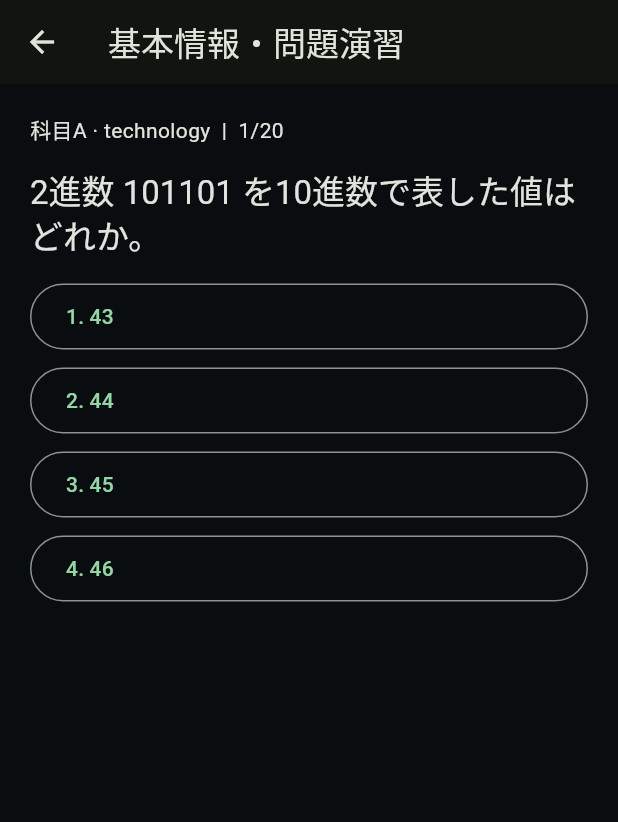
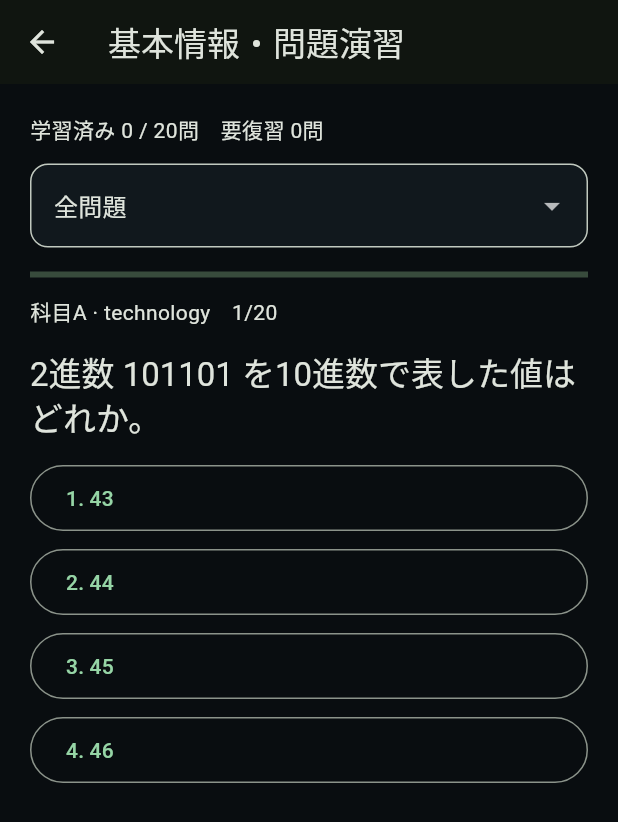
Before and after one commit to mackywild/Level-Me, a Flutter app: the screen it shows after launch, item 2 of the bottom bar chosen, after a tap on "基本情報・問題演習（20問プレビュー）", on a phone screen of 412 x 824 dp. Shown: the top 822 px of the screen. Run offline on Flutter 3.47's test engine with Material 3 defaults, Android fonts, the phone set to English and light mode, and no system bars.

Commit message:
feat: add FE answer history and focused review mode

```diff
--- a/lib/screens/fe_question_screen.dart
+++ b/lib/screens/fe_question_screen.dart
@@ -2,48 +2,105 @@ import 'dart:convert';
 import 'package:flutter/material.dart';
 import 'package:flutter/services.dart';
 import '../models/fe_question.dart';
+import '../services/fe_progress_store.dart';
+
+enum FePracticeMode { all, incorrect, sectionA, sectionB }
 
 class FeQuestionScreen extends StatefulWidget {
  const FeQuestionScreen({super.key});
  @override State<FeQuestionScreen> createState()=>_FeQuestionScreenState();
 }
 class _FeQuestionScreenState extends State<FeQuestionScreen>{
- late final Future<List<FeQuestion>> _questions=_load();
+ final _store=FeProgressStore();
+ late Future<void> _loading;
+ List<FeQuestion> all=[];
+ Map<String,List<bool>> history={};
+ List<FeQuestion> questions=[];
+ FePracticeMode mode=FePracticeMode.all;
  int index=0,correct=0;
  int? selected;
- Future<List<FeQuestion>> _load() async{
+ bool saving=false;
+ @override void initState(){super.initState();_loading=_load();}
+ Future<void> _load() async {
   final raw=await rootBundle.loadString('assets/questions/fe_seed.json');
-  return (jsonDecode(raw) as List).map((e)=>FeQuestion.fromJson(e as Map<String,dynamic>)).toList();
+  all=(jsonDecode(raw) as List).map((e)=>FeQuestion.fromJson(e as Map<String,dynamic>)).toList();
+  history=await _store.load();
+  _filter();
+ }
+ void _filter(){
+  questions=switch(mode){
+   FePracticeMode.all=>List.of(all),
+   FePracticeMode.incorrect=>all.where((q)=>history[q.id]?.lastOrNull==false).toList(),
+   FePracticeMode.sectionA=>all.where((q)=>q.section=='A').toList(),
+   FePracticeMode.sectionB=>all.where((q)=>q.section=='B').toList(),
+  };
+  index=0;correct=0;selected=null;
+ }
+ Future<void> _answer(int choice,FeQuestion question) async {
+  if(selected!=null||saving)return;
+  setState(()=>saving=true);
+  final result=choice==question.answerIndex;
+  try{
+   await _store.record(question.id,result);
+   history.putIfAbsent(question.id,()=>[]).add(result);
+   if(!mounted)return;
+   setState((){selected=choice;if(result)correct++;saving=false;});
+  }catch(error){
+   if(!mounted)return;
+   setState(()=>saving=false);
+   ScaffoldMessenger.of(context).showSnackBar(SnackBar(content:Text('解答履歴を保存できません: $error')));
+  }
  }
  @override Widget build(BuildContext context)=>Scaffold(
   appBar:AppBar(title:const Text('基本情報・問題演習')),
-  body:FutureBuilder<List<FeQuestion>>(future:_questions,builder:(context,snapshot){
+  body:FutureBuilder<void>(future:_loading,builder:(context,snapshot){
    if(snapshot.hasError){return Center(child:Text('問題読込失敗: ${snapshot.error}'));}
-   if(!snapshot.hasData){return const Center(child:CircularProgressIndicator());}
-   final questions=snapshot.data!;
-   if(index>=questions.length){return Center(child:Column(mainAxisSize:MainAxisSize.min,children:[
-    Text('演習完了  $correct / ${questions.length}',style:Theme.of(context).textTheme.headlineSmall),
+   if(snapshot.connectionState!=ConnectionState.done){return const Center(child:CircularProgressIndicator());}
+   final answered=history.values.where((h)=>h.isNotEmpty).length;
+   final mistakes=all.where((q)=>history[q.id]?.lastOrNull==false).length;
+   return ListView(padding:const EdgeInsets.all(20),children:[
+    Text('学習済み $answered / ${all.length}問　要復習 $mistakes問'),
+    const SizedBox(height:12),
+    DropdownButtonFormField<FePracticeMode>(
+     initialValue:mode,
+     items:const [
+      DropdownMenuItem(value:FePracticeMode.all,child:Text('全問題')),
+      DropdownMenuItem(value:FePracticeMode.incorrect,child:Text('間違えた問題')),
+      DropdownMenuItem(value:FePracticeMode.sectionA,child:Text('科目A')),
+      DropdownMenuItem(value:FePracticeMode.sectionB,child:Text('科目B')),
+     ],
+     onChanged:(v){if(v!=null){setState((){mode=v;_filter();});}},
+    ),
     const SizedBox(height:16),
-    FilledButton(onPressed:()=>setState((){index=0;correct=0;selected=null;}),child:const Text('もう一度'))
-   ]));}
-   final q=questions[index];
-   return ListView(padding:const EdgeInsets.all(20),children:[
-    Text('科目${q.section} · ${q.domain}  |  ${index+1}/${questions.length}'),
-    const SizedBox(height:16),
-    Text(q.stem,style:Theme.of(context).textTheme.titleLarge),
-    const SizedBox(height:16),
-    for(var i=0;i<q.options.length;i++)Padding(padding:const EdgeInsets.only(bottom:8),
-     child:OutlinedButton(onPressed:selected==null?()=>setState((){selected=i;if(i==q.answerIndex){correct++;}}):null,
-      child:Align(alignment:Alignment.centerLeft,child:Padding(padding:const EdgeInsets.symmetric(vertical:12),
-       child:Text('${i+1}. ${q.options[i]}'))))),
-    if(selected!=null)...[
+    if(questions.isEmpty)
+     const Text('この条件に該当する問題はありません。')
+    else if(index>=questions.length)...[
+     Text('演習完了　$correct / ${questions.length}',style:Theme.of(context).textTheme.headlineSmall),
      const SizedBox(height:12),
-     Text(selected==q.answerIndex?'正解！':'不正解',style:Theme.of(context).textTheme.titleMedium),
-     Text('正解：${q.options[q.answerIndex]}'),
-     Text(q.explanation),
+     FilledButton(onPressed:()=>setState(_filter),child:const Text('もう一度')),
+    ]else ...[
+     LinearProgressIndicator(value:index/questions.length),
+     const SizedBox(height:12),
+     Text('科目${questions[index].section} · ${questions[index].domain}　${index+1}/${questions.length}'),
      const SizedBox(height:16),
-     FilledButton(onPressed:()=>setState((){index++;selected=null;}),child:const Text('次の問題')),
-    ]
+     Text(questions[index].stem,style:Theme.of(context).textTheme.titleLarge),
+     const SizedBox(height:16),
+     for(var i=0;i<questions[index].options.length;i++)
+      Padding(padding:const EdgeInsets.only(bottom:8),child:OutlinedButton(
+       onPressed:selected==null&&!saving?()=>_answer(i,questions[index]):null,
+       child:Align(alignment:Alignment.centerLeft,child:Padding(
+        padding:const EdgeInsets.symmetric(vertical:12),
+        child:Text('${i+1}. ${questions[index].options[i]}'))))),
+     if(selected!=null)...[
+      const SizedBox(height:12),
+      Text(selected==questions[index].answerIndex?'正解！':'不正解',style:Theme.of(context).textTheme.titleMedium),
+      Text('正解：${questions[index].options[questions[index].answerIndex]}'),
+      const SizedBox(height:8),
+      Text(questions[index].explanation),
+      const SizedBox(height:16),
+      FilledButton(onPressed:()=>setState((){index++;selected=null;}),child:const Text('次の問題')),
+     ],
+    ],
    ]);
   }));
 }
```
